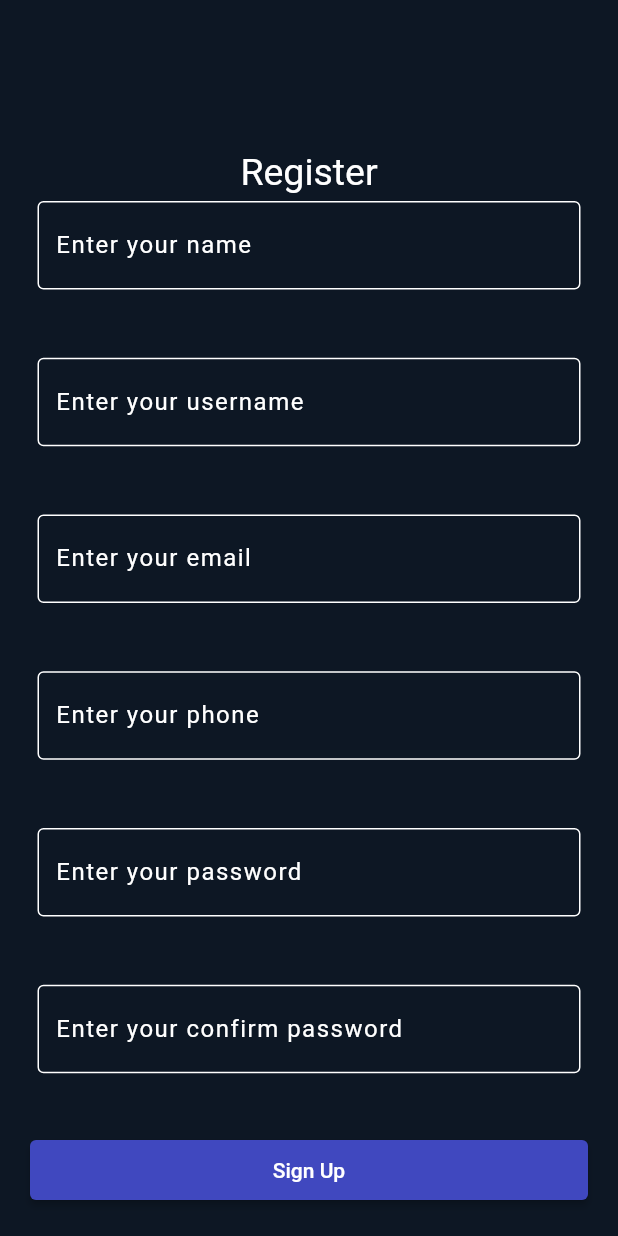
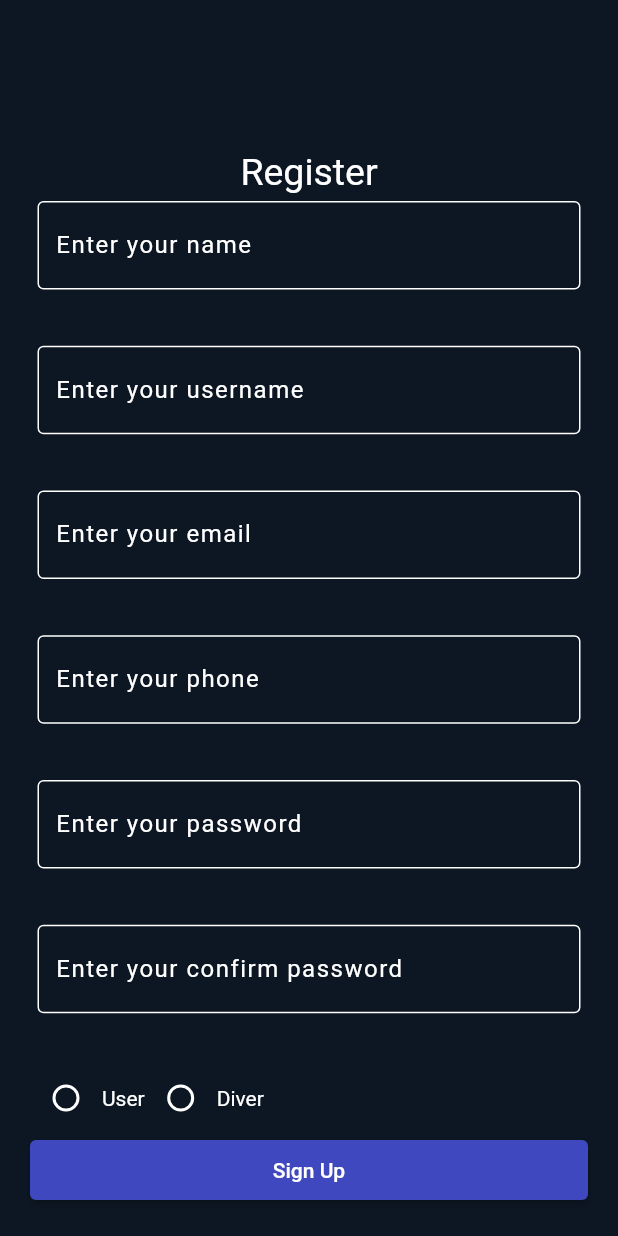
Before and after one commit to paras18csu153/TAXC-Frontend, a Flutter app: the Login screen opened directly, after a tap on "Sign In", after a tap on "Register", on a phone screen of 412 x 824 dp. Run offline on Flutter 3.47's test engine with Material 2 defaults, Android fonts, the phone set to English and light mode, and no system bars; our stand-ins replace flutter_svg, google_maps_flutter, location, shared_preferences; missing offline and left inert: adobe_xd; accounts and stored records are empty; Roboto replaces fonts that are missing (Poppins).

Commit message:
screen changes

```diff
--- a/lib/screens/Login.dart
+++ b/lib/screens/Login.dart
@@ -38,12 +38,12 @@ class LoginState extends State<Login> {
 
   void _submit() {
     var body = jsonEncode(<String, String>{
-      'name': name,
+      // 'name': name,
       'username': username,
-      'email': email,
-      'phone': phone,
+      // 'email': email,
+      // 'phone': phone,
       'password': password,
-      'type': type
+      // 'type': type
     });
     createAccount(body)
         .then((user) => {
@@ -170,35 +170,35 @@ class LoginState extends State<Login> {
                                 }
                                 return null;
                               }))),
-                  Expanded(
-                      child: Padding(
-                          padding:
-                              const EdgeInsets.fromLTRB(5.0, 5.0, 5.0, 5.0),
-                          child: TextFormField(
-                              controller: emailController,
-                              style: const TextStyle(
-                                  color: Color(0xffffffff), letterSpacing: 1),
-                              decoration: const InputDecoration(
-                                  enabledBorder: OutlineInputBorder(
-                                    // width: 0.0 produces a thin "hairline" border
-                                    borderSide: BorderSide(
-                                        color: Color(0xffffffff), width: 1.0),
-                                  ),
-                                  border: OutlineInputBorder(),
-                                  focusedBorder: OutlineInputBorder(
-                                    // width: 0.0 produces a thin "hairline" border
-                                    borderSide: BorderSide(
-                                        color: Color(0xffffffff), width: 1.0),
-                                  ),
-                                  labelText: 'Enter your email',
-                                  labelStyle:
-                                      TextStyle(color: Color(0xffffffff))),
-                              validator: (value) {
-                                if (value == null || value.isEmpty) {
-                                  return 'Please enter your email.';
-                                }
-                                return null;
-                              }))),
+                  // Expanded(
+                  //     child: Padding(
+                  //         padding:
+                  //             const EdgeInsets.fromLTRB(5.0, 5.0, 5.0, 5.0),
+                  //         child: TextFormField(
+                  //             controller: emailController,
+                  //             style: const TextStyle(
+                  //                 color: Color(0xffffffff), letterSpacing: 1),
+                  //             decoration: const InputDecoration(
+                  //                 enabledBorder: OutlineInputBorder(
+                  //                   // width: 0.0 produces a thin "hairline" border
+                  //                   borderSide: BorderSide(
+                  //                       color: Color(0xffffffff), width: 1.0),
+                  //                 ),
+                  //                 border: OutlineInputBorder(),
+                  //                 focusedBorder: OutlineInputBorder(
+                  //                   // width: 0.0 produces a thin "hairline" border
+                  //                   borderSide: BorderSide(
+                  //                       color: Color(0xffffffff), width: 1.0),
+                  //                 ),
+                  //                 labelText: 'Enter your email',
+                  //                 labelStyle:
+                  //                     TextStyle(color: Color(0xffffffff))),
+                  //             validator: (value) {
+                  //               if (value == null || value.isEmpty) {
+                  //                 return 'Please enter your email.';
+                  //               }
+                  //               return null;
+                  //             }))),
                   // Expanded(
                   //     child: Padding(
                   //         padding:
--- a/lib/screens/Register.dart
+++ b/lib/screens/Register.dart
@@ -17,6 +17,7 @@ class Register extends StatefulWidget {
 }
 
 class RegisterState extends State<Register> {
+   String _role = '';
   final _formKey = GlobalKey<FormState>();
 
   final nameController = TextEditingController();
@@ -32,7 +33,6 @@ class RegisterState extends State<Register> {
   String phone = "";
   String password = "";
   String confirmpassword = "";
-  String type = "USER";
 
   void _submit() {
     var body = jsonEncode(<String, String>{
@@ -41,8 +41,9 @@ class RegisterState extends State<Register> {
       'email': email,
       'phone': phone,
       'password': password,
-      'type': type
+      'type': _role
     });
+    print(body);
     createAccount(body)
         .then((user) => {
               Navigator.push(
@@ -100,7 +101,8 @@ class RegisterState extends State<Register> {
     return Scaffold(
         resizeToAvoidBottomInset: false,
         backgroundColor: const Color(0xff0d1724),
-        body: Container(
+        body:
+        Container(
             padding: const EdgeInsets.fromLTRB(20.0, 100.0, 20.0, 20.0),
             child: Form(
               key: _formKey,
@@ -285,6 +287,81 @@ class RegisterState extends State<Register> {
                                 }
                                 return null;
                               }))),
+                  Row(
+                    children: [
+                      Radio(
+                          fillColor: MaterialStateProperty.resolveWith((states) => Colors.white),
+                          value: "USER",
+                          groupValue: _role,
+                          onChanged: (value){
+                            setState(() {
+                              _role = value.toString() ;
+                            });
+                          }
+                      ),
+                      Text("User",style: TextStyle(color: Color(0xffffffff)),),
+                      Radio(
+                        fillColor: MaterialStateProperty.resolveWith((states) => Colors.white),
+                          value: "DIVER",
+                          groupValue: _role,
+                          onChanged: (value){
+                            setState(() {
+                              _role = value.toString() ;
+                            });
+                          }
+                      ),
+                      Text("Diver",style: TextStyle(color: Color(0xffffffff)),),
+                    ],
+                  ),
+                  // Row(
+                  //   children: [
+                  //     Text("HI",style: TextStyle(color: Colors.white),),
+                  //     Radio(
+                  //         value: "DIVER",
+                  //         groupValue: _role,
+                  //         onChanged: (value){
+                  //           setState(() {
+                  //             value= _role ;
+                  //           });
+                  //         }
+                  //     ),
+                  //   ],
+                  // ),
+                  // Expanded(
+                  //     child: Padding(
+                  //         padding:
+                  //         const EdgeInsets.fromLTRB(5.0, 5.0, 5.0, 5.0),
+                  //         child: Container(
+                  //           child:Row(
+                  //           children: [
+                  //             ListTile(
+                  //               title: const Text('USER'),
+                  //               leading: Radio(
+                  //                   value: "USER",
+                  //                   groupValue: _role,
+                  //                   onChanged: (value){
+                  //                     setState(() {
+                  //                       value= _role ;
+                  //                     });
+                  //                   }
+                  //               ),
+                  //             ),
+                  //             ListTile(
+                  //               leading: Radio(
+                  //                   value: "DIVER",
+                  //                   groupValue: _role,
+                  //                   onChanged: (value){
+                  //                     setState(() {
+                  //                       value= _role ;
+                  //                     });
+                  //                   }
+                  //               ),
+                  //             ),
+                  //           ],
+                  //         ),)
+                  //
+                  //     )
+                  // ),
                   ElevatedButton(
                     onPressed: () {
                       if (_formKey.currentState!.validate()) {
```
